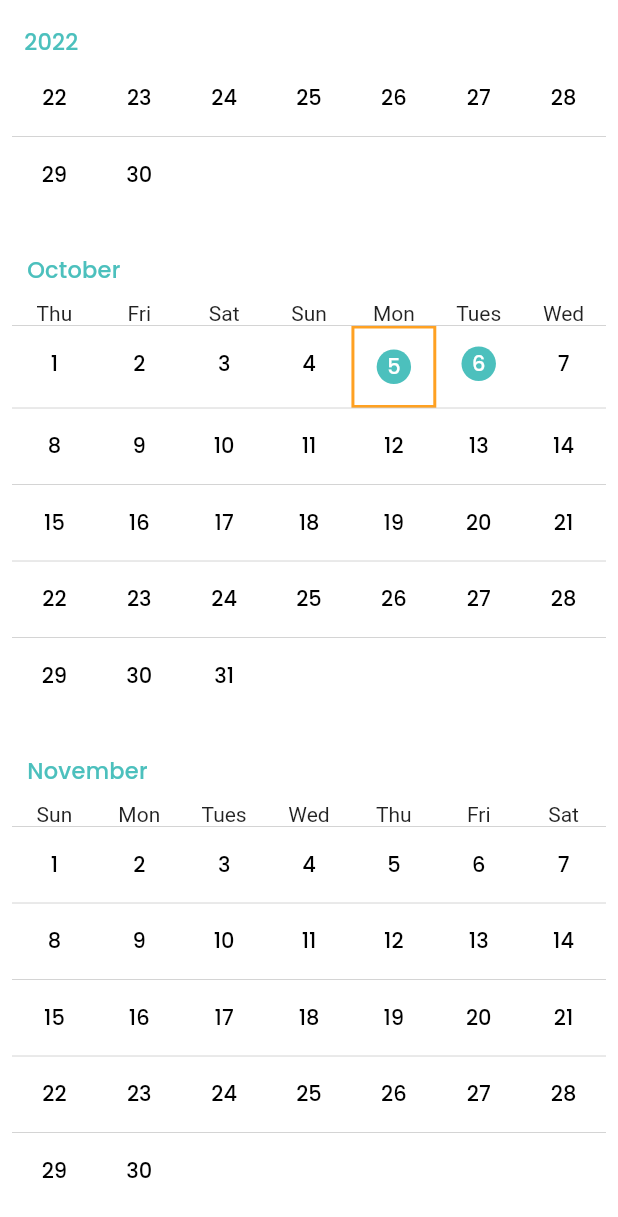
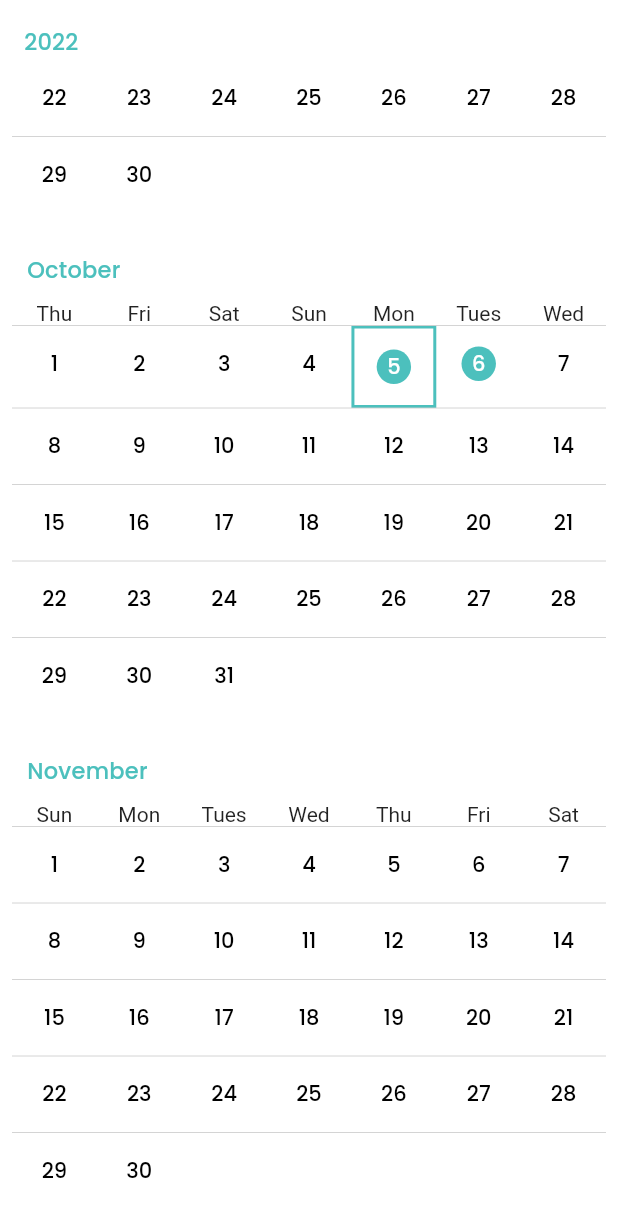
Before and after one commit to wh120/tasks, a Flutter app: the screen it shows after launch, scrolled down 2880 dp, on a phone screen of 412 x 824 dp. Shown: the top 1217 px of the screen. Run offline on Flutter 3.47's test engine with Material 2 defaults, Android fonts, the phone set to English and light mode, and no system bars; our stand-ins replace bloc, date_field, flutter_bloc, get_it.

Commit message:
current day style

```diff
--- a/lib/core/widgets/calender/calender.dart
+++ b/lib/core/widgets/calender/calender.dart
@@ -131,7 +131,7 @@ class _CalenderState extends State<Calender> {
         child: Container(
           decoration:date.isSameDate(DateTime.now())? BoxDecoration(
             border: Border.all(
-              color: AppColors.secondary, //                   <--- border color
+              color: AppColors.primary, //                   <--- border color
               width: 2.0,
             ),
           ):null,
```
